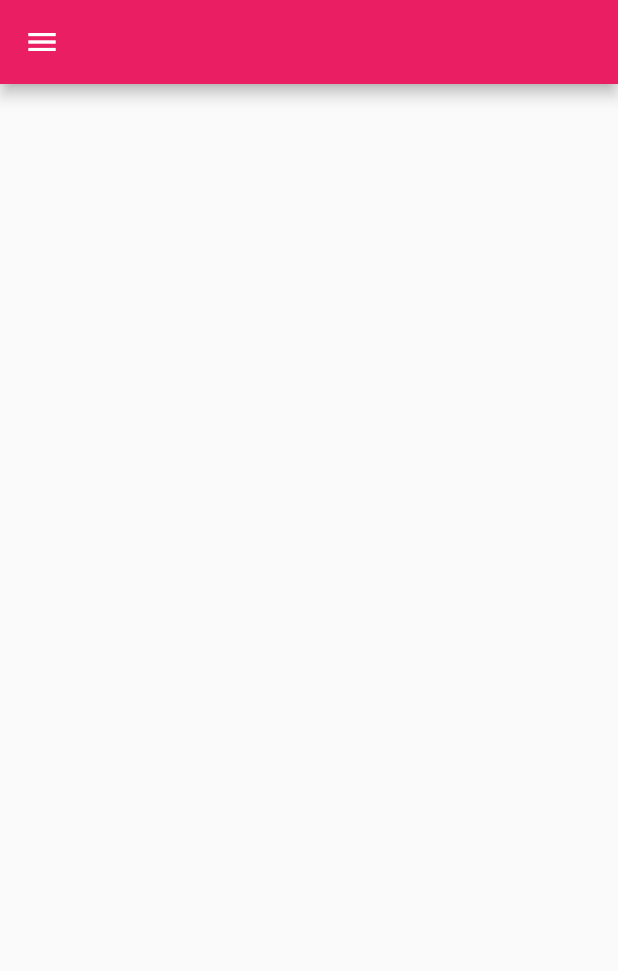
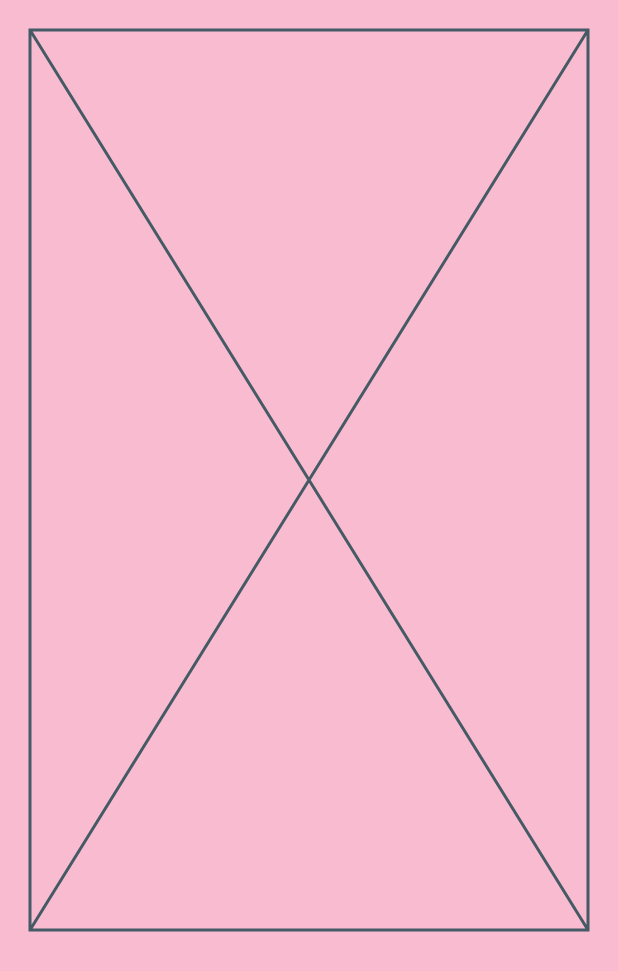
Before and after one commit to melWiss/lorem_ipsum, a Flutter app: the screen it shows after launch, on a phone screen of 412 x 824 dp. Shown: the top 971 px of the screen. Run offline on Flutter 3.47's test engine with Material 2 defaults, Android fonts, the light colour scheme and no system bars; missing offline and left inert: dart:html.

Commit message:
added carte && emergency

```diff
--- /dev/null
+++ b/lib/carte.dart
@@ -0,0 +1,20 @@
+import 'dart:html';
+
+import 'package:flutter/material.dart';
+class Carteclass extends StatelessWidget {
+   @override
+  Widget build(BuildContext context){
+    return Scaffold(
+      backgroundColor:  Colors.pink.shade100,
+    body : Padding(
+      padding: const EdgeInsets.all(20.0),
+      child: Column(
+        children: [Placeholder(
+          fallbackHeight: 600,
+
+
+        )],),
+    ));
+}
+
+}
--- a/lib/main.dart
+++ b/lib/main.dart
@@ -1,6 +1,9 @@
 import 'package:flutter/material.dart';
+import 'package:lorem_ipsum/emergency.dart';
 import 'package:lorem_ipsum/login.dart';
 import 'package:lorem_ipsum/navigation.dart';
+
+import 'carte.dart';
 
 void main() {
   runApp(MyApp());
@@ -15,7 +18,7 @@ class MyApp extends StatelessWidget {
         primarySwatch: Colors.pink,
         fontFamily: 'AkayaTelivigala'
       ),
-      home: NavigationScreen(),
+      home: Carteclass(),
     );
   }
 }
```
Also changed, not shown: lib/emergency.dart (added, +41 -0 lines).
